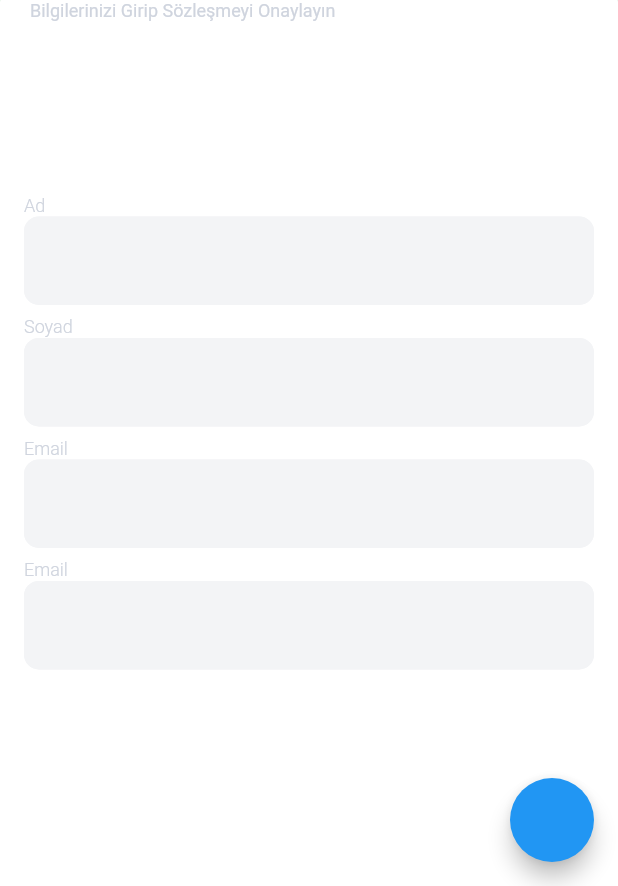
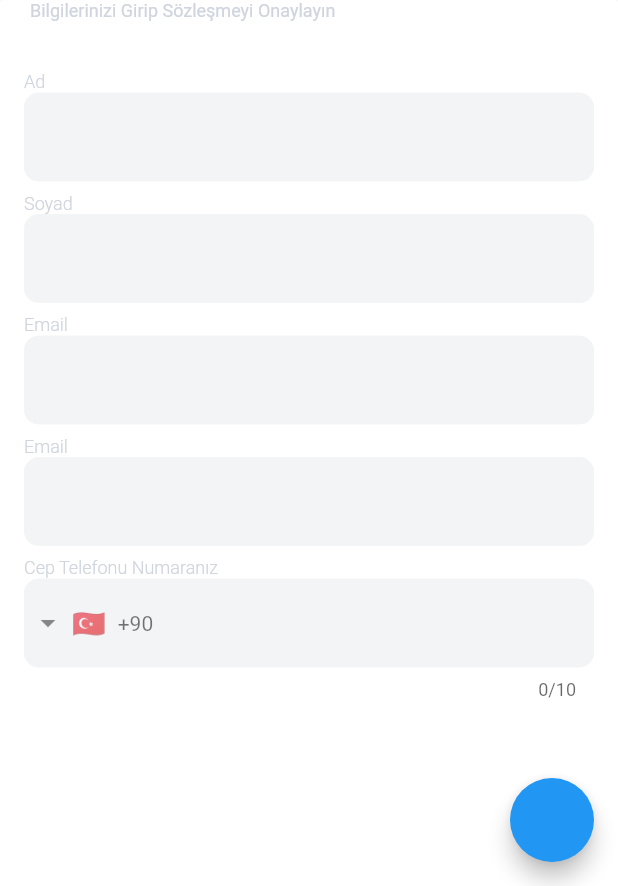
Before and after one commit to cuneyt0/sanalira_case, a Flutter app: the screen it shows after launch, on a phone screen of 412 x 824 dp, the part 350-1236 px from its top. Run offline on Flutter 3.47's test engine with Material 2 defaults, Android fonts, the phone set to English and light mode, and no system bars; drawn by our look-alikes of intl_phone_field; our stand-ins replace connectivity_plus, dio, email_validator, flutter_mobx, freezed_annotation, get_it and 1 more; generated files the repository leaves out were written again.

```diff
--- a/lib/app/presentation/register/screen/register.dart
+++ b/lib/app/presentation/register/screen/register.dart
@@ -1,5 +1,6 @@
 import 'package:flutter/material.dart';
 import 'package:flutter_mobx/flutter_mobx.dart';
+import 'package:intl_phone_field/intl_phone_field.dart';
 import 'package:sanaliracase/app/constant/app_string.dart';
 import 'package:sanaliracase/app/getIt/get_it.dart';
 import 'package:sanaliracase/app/presentation/register/viewmodel/register_viewmodel.dart';
@@ -64,7 +65,7 @@ class Register extends StatelessWidget {
                     child: _membershipText(),
                   ),
                   Expanded(
-                      flex: 3,
+                    flex: 7,
                     child: Observer(
                       builder: (context) {
                         return Form(
@@ -81,8 +82,8 @@ class Register extends StatelessWidget {
                                 ),
                                 subtitle: Observer(
                                   builder: (context) {
-                                      return _nameAndLastNameField(_viewModel,
-                                          _viewModel.nameController);
+                                    return _nameAndLastNameField(
+                                        _viewModel, _viewModel.nameController);
                                   },
                                 ),
                               ),
@@ -129,6 +130,20 @@ class Register extends StatelessWidget {
                                   },
                                 ),
                               ),
+                              ListTile(
+                                title: Text(
+                                  'Cep Telefonu Numaranız',
+                                  style: TextStyle(
+                                      color: ColorName.lightSilver,
+                                      fontSize: 12,
+                                      fontWeight: FontWeight.w300),
+                                ),
+                                subtitle: Observer(
+                                  builder: (context) {
+                                    return _phoneField(_viewModel);
+                                  },
+                                ),
+                              ),
                             ],
                           ),
                         );
@@ -140,7 +155,29 @@ class Register extends StatelessWidget {
             ),
           ),
         ]),
-        ));
+      ),
+    );
+  }
+
+  IntlPhoneField _phoneField(RegisterViewModel _viewModel) {
+    return IntlPhoneField(
+      controller: _viewModel.numberController,
+      decoration: InputDecoration(
+        filled: true,
+        fillColor: ColorName.antiFlashWhite,
+        border: InputBorder.none,
+        enabledBorder: OutlineInputBorder(
+          borderSide: BorderSide(
+            color: ColorName.antiFlashWhite,
+          ),
+          borderRadius: BorderRadius.circular(10.0),
+        ),
+      ),
+      initialCountryCode: 'TR',
+      onChanged: (phone) {
+        print(phone.completeNumber);
+      },
+    );
   }
 
   TextFormField _emailField(RegisterViewModel _viewModel) {
--- a/lib/app/presentation/register/viewmodel/register_viewmodel.dart
+++ b/lib/app/presentation/register/viewmodel/register_viewmodel.dart
@@ -15,6 +15,8 @@ abstract class _RegisterViewModelBase with Store {
   TextEditingController? lastNameController = TextEditingController();
   @observable
   TextEditingController? emailController = TextEditingController();
+  @observable
+  TextEditingController? numberController = TextEditingController();
 
   @action
   String? nameAndLastNameValidation(String value) {
--- a/pubspec.yaml
+++ b/pubspec.yaml
@@ -49,6 +49,7 @@ dependencies:
   cupertino_icons: ^1.0.2
   mobx: ^2.1.3
   email_validator: ^2.1.17
+  intl_phone_field: ^3.1.0
 
 dev_dependencies:
   flutter_test:
```
Also changed, not shown: pubspec.lock. Lines whose indentation alone changed are shown as unchanged.
